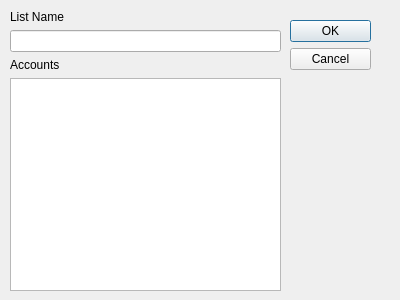
This is ui/Dialog.ui in QVllasa/PasswordManager as Qt 5 draws it before an edit. The edited form follows.
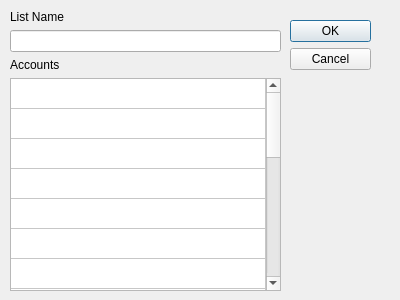
This is the edited form.

```diff
--- a/ui/Dialog.ui
+++ b/ui/Dialog.ui
@@ -57,7 +57,125 @@
      </widget>
     </item>
     <item>
-     <widget class="QPlainTextEdit" name="plainTextEdit"/>
+     <widget class="QTableWidget" name="accTable">
+      <attribute name="horizontalHeaderVisible">
+       <bool>false</bool>
+      </attribute>
+      <attribute name="horizontalHeaderStretchLastSection">
+       <bool>true</bool>
+      </attribute>
+      <attribute name="verticalHeaderVisible">
+       <bool>false</bool>
+      </attribute>
+      <attribute name="verticalHeaderStretchLastSection">
+       <bool>true</bool>
+      </attribute>
+      <row>
+       <property name="text">
+        <string>Neue Zeile</string>
+       </property>
+      </row>
+      <row>
+       <property name="text">
+        <string>Neue Zeile</string>
+       </property>
+      </row>
+      <row>
+       <property name="text">
+        <string>Neue Zeile</string>
+       </property>
+      </row>
+      <row>
+       <property name="text">
+        <string>Neue Zeile</string>
+       </property>
+      </row>
+      <row>
+       <property name="text">
+        <string>Neue Zeile</string>
+       </property>
+      </row>
+      <row>
+       <property name="text">
+        <string>Neue Zeile</string>
+       </property>
+      </row>
+      <row>
+       <property name="text">
+        <string>Neue Zeile</string>
+       </property>
+      </row>
+      <row>
+       <property name="text">
+        <string>Neue Zeile</string>
+       </property>
+      </row>
+      <row>
+       <property name="text">
+        <string>Neue Zeile</string>
+       </property>
+      </row>
+      <row>
+       <property name="text">
+        <string>Neue Zeile</string>
+       </property>
+      </row>
+      <row>
+       <property name="text">
+        <string>Neue Zeile</string>
+       </property>
+      </row>
+      <row>
+       <property name="text">
+        <string>Neue Zeile</string>
+       </property>
+      </row>
+      <row>
+       <property name="text">
+        <string>Neue Zeile</string>
+       </property>
+      </row>
+      <row>
+       <property name="text">
+        <string>Neue Zeile</string>
+       </property>
+      </row>
+      <row>
+       <property name="text">
+        <string>Neue Zeile</string>
+       </property>
+      </row>
+      <row>
+       <property name="text">
+        <string>Neue Zeile</string>
+       </property>
+      </row>
+      <row>
+       <property name="text">
+        <string>Neue Zeile</string>
+       </property>
+      </row>
+      <row>
+       <property name="text">
+        <string>Neue Zeile</string>
+       </property>
+      </row>
+      <row>
+       <property name="text">
+        <string>Neue Zeile</string>
+       </property>
+      </row>
+      <row>
+       <property name="text">
+        <string>Neue Zeile</string>
+       </property>
+      </row>
+      <column>
+       <property name="text">
+        <string>Neue Spalte</string>
+       </property>
+      </column>
+     </widget>
     </item>
    </layout>
   </widget>
```
Left out of the diff: 2 changed lines with no effect on the pictures.
